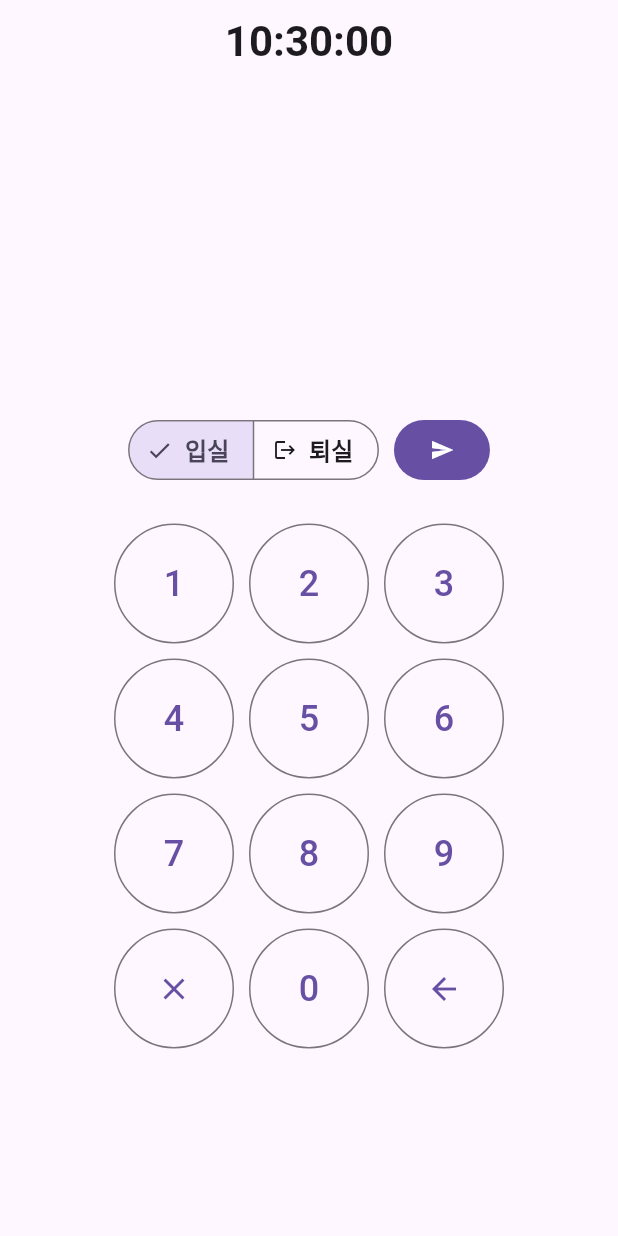
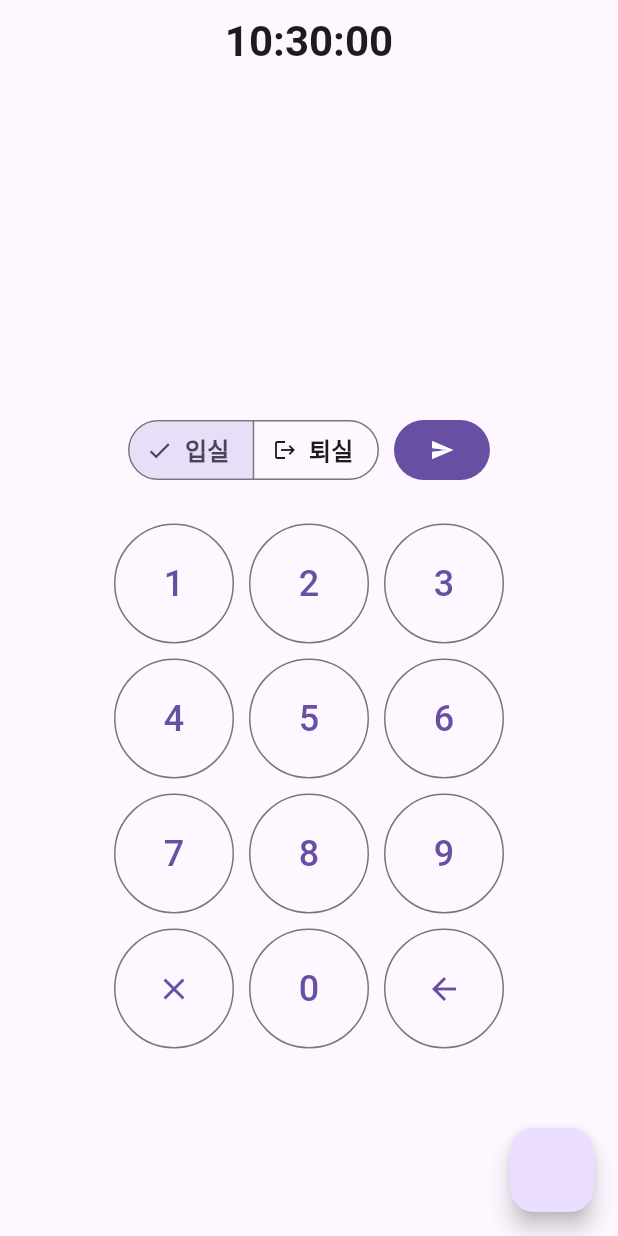
Before and after one commit to NullPointerExceptionUigo/fs-web-compatible, a Flutter app: the screen it shows after launch, on a phone screen of 412 x 824 dp. Run offline on Flutter 3.47's test engine with Material 3 defaults, Android fonts, the phone set to English and light mode, and no system bars; our stand-ins replace date_format, timer_builder; Roboto replaces fonts that are missing (IBMPlexSansKR).

Commit message:
add log page & clear log

```diff
--- a/lib/main.dart
+++ b/lib/main.dart
@@ -2,6 +2,7 @@
 import 'dart:convert';
 import 'dart:core';
 
+import 'package:auto_study_management/show_log.dart';
 import 'package:flutter/material.dart';
 import 'package:http/http.dart' as http;
 
@@ -26,12 +27,16 @@ class MyApp extends StatelessWidget {
 
   @override
   Widget build(BuildContext context) {
-    return const MaterialApp(
-        home: Scaffold(
-            appBar: clock.Clock(),
-            body: Home()
-            )
-        );
+    return MaterialApp(
+      initialRoute: '/home',
+        routes: {
+          '/home': (context) => const Home(),
+          '/log': (context) => const LogPage()
+        },
+        home: const Scaffold(
+            body: Home(),
+
+        ));
   }
 }
 
@@ -117,6 +122,10 @@ class HomeState extends State<Home> {
 
     return MaterialApp(
         home: Scaffold(
+            appBar: clock.Clock(),
+            floatingActionButton: FloatingActionButton(
+                onPressed: () {
+                  Navigator.pushNamed(context, '/log');}),
             body: Container(
                 margin: const EdgeInsets.fromLTRB(0, 0, 0, 0),
                 child: Column(
--- a/lib/write_log.dart
+++ b/lib/write_log.dart
@@ -3,10 +3,11 @@ import 'package:path_provider/path_provider.dart';
 
 class WriteLog{
 
+  late File file;
   void writeLog(String info)
   {
     final now = DateTime.now();
-    final log = '${now.month}-${now.day} ${now.hour}:${now.minute}:${now.second} -- $info';
+    final log = '${now.month}월${now.day}일 ${now.hour}:${now.minute}:${now.second} -- $info';
     write(log);
   }
   Future<String> get documentPath async {
```
Also changed, not shown: lib/show_log.dart (added, +70 -0 lines).
